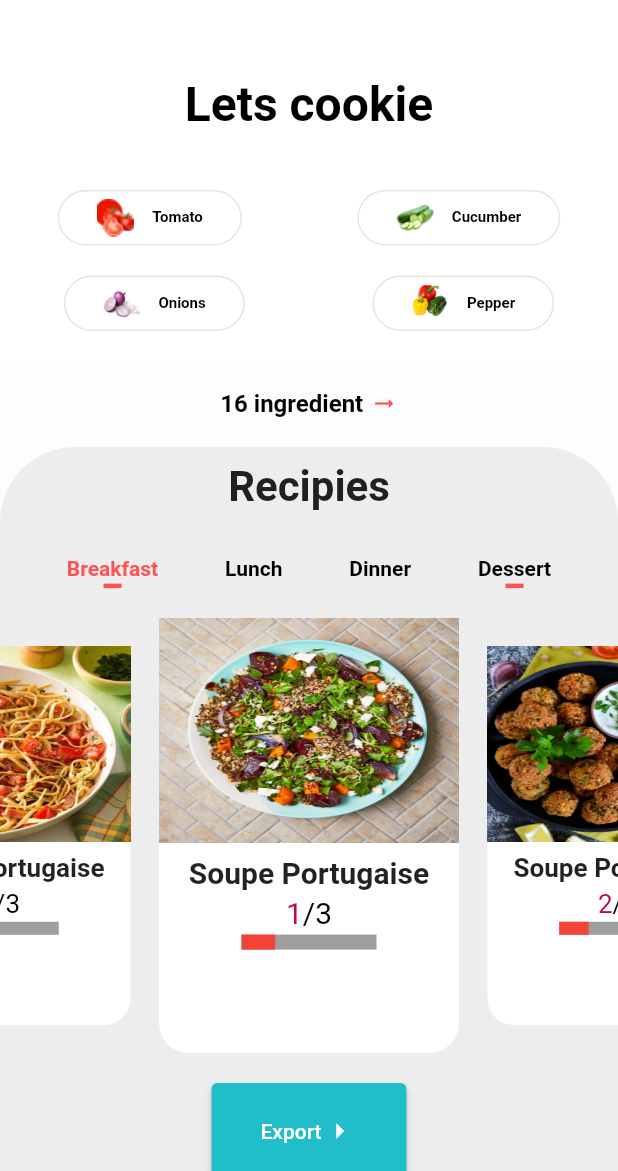
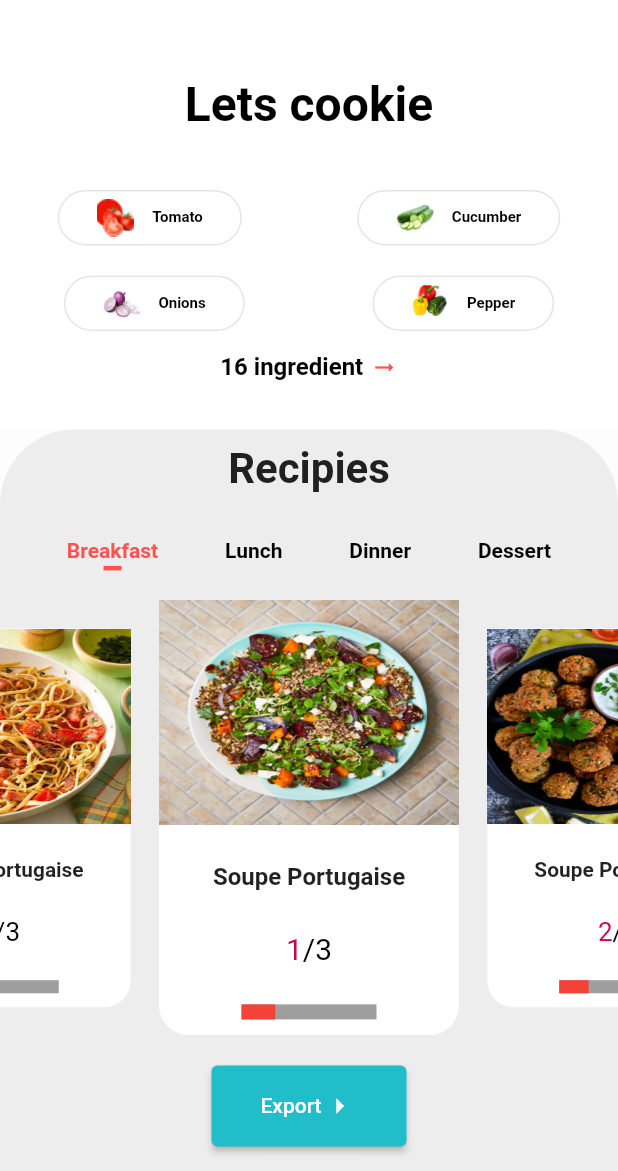
Before and after one commit to chechna9/IWD2022-hackathon, a Flutter app: the LetsCookies screen opened by its route, on a phone screen of 412 x 824 dp, the part 65-1236 px from its top. Run offline on Flutter 3.47's test engine with Material 2 defaults, Android fonts, the phone set to English and light mode, and no system bars; drawn by our look-alikes of carousel_slider, percent_indicator; our stand-ins replace charts_flutter, flutter_slidable.

Commit message:
final commit

```diff
--- a/iwd2022/lib/Components/swiper_card.dart
+++ b/iwd2022/lib/Components/swiper_card.dart
@@ -25,7 +25,7 @@ class _SwiperCardState extends State<SwiperCard> {
   @override
   Widget build(BuildContext context) {
     return GestureDetector(
-      onTap: (){
+      onTap: () {
         Navigator.pushReplacementNamed(context, "/detailRecette");
       },
       child: Container(
@@ -34,6 +34,8 @@ class _SwiperCardState extends State<SwiperCard> {
           borderRadius: BorderRadius.circular(20),
           color: Colors.white,
         ),
+        child: Padding(
+          padding: EdgeInsets.only(bottom: 5),
           child: Column(
             mainAxisAlignment: MainAxisAlignment.start,
             children: [
@@ -45,7 +47,7 @@ class _SwiperCardState extends State<SwiperCard> {
               ),
               Expanded(
                 child: Column(
-                mainAxisAlignment: MainAxisAlignment.start,
+                  mainAxisAlignment: MainAxisAlignment.spaceAround,
                   children: [
                     SizedBox(
                       height: 8,
@@ -55,10 +57,12 @@ class _SwiperCardState extends State<SwiperCard> {
                       style: const TextStyle(
                         fontFamily: "Roboto",
                         fontWeight: FontWeight.bold,
-                      fontSize: 20,
+                        fontSize: 16,
                       ),
                     ),
-                  SizedBox(height: 4,),
+                    SizedBox(
+                      height: 4,
+                    ),
                     Text.rich(
                       TextSpan(
                         text: widget.index.toString(),
@@ -77,7 +81,9 @@ class _SwiperCardState extends State<SwiperCard> {
                         ],
                       ),
                     ),
-                  SizedBox(height: 3,),
+                    SizedBox(
+                      height: 3,
+                    ),
                     LinearPercentIndicator(
                       padding: const EdgeInsets.symmetric(horizontal: 55),
                       // width: 100.0,
@@ -92,6 +98,7 @@ class _SwiperCardState extends State<SwiperCard> {
             ],
           ),
         ),
+      ),
     );
   }
 }
--- a/iwd2022/lib/components/myBottomSheet.dart
+++ b/iwd2022/lib/components/myBottomSheet.dart
@@ -8,14 +8,17 @@ import 'package:iwd2022/screens/menu.dart';
 import 'package:iwd2022/screens/test_swiper.dart';
 
 class MyBottonSheet extends StatefulWidget {
-  const MyBottonSheet({Key? key}) : super(key: key,);
+  const MyBottonSheet({Key? key})
+      : super(
+          key: key,
+        );
 
   @override
   State<MyBottonSheet> createState() => _MyBottonSheetState();
 }
 
 class _MyBottonSheetState extends State<MyBottonSheet> {
-  int food = 0 ;
+  int food = 0;
   List<ProductDataModel> recepies = [
     ProductDataModel(
         category: "Soupe",
@@ -43,35 +46,7 @@ class _MyBottonSheetState extends State<MyBottonSheet> {
     return Container(
       child: Column(crossAxisAlignment: CrossAxisAlignment.center, children: [
         // ignore: prefer_const_literals_to_create_immutables
-        TextButton(
-          onPressed: () {
-            Navigator.of(context).pop();
-            Navigator.of(context).push(MaterialPageRoute(
-                builder: (BuildContext context) => MenuList()));
-          },
-          child: Row(
-            mainAxisAlignment: MainAxisAlignment.center,
-            // ignore: prefer_const_literals_to_create_immutables
-            children: [
-              const Text(
-                "16 ingredient",
-                textAlign: TextAlign.center,
-                style: TextStyle(
-                    color: Colors.black,
-                    fontWeight: FontWeight.w600,
-                    fontSize: 16),
-              ),
-              SizedBox(
-                width: 5,
-              ),
-              const Icon(Icons.arrow_right_alt,
-                  color: Colors.redAccent, size: 18)
-            ],
-          ),
-        ),
-        SizedBox(
-          height: 5,
-        ),
+
         Expanded(
             child: Container(
           decoration: BoxDecoration(
@@ -98,24 +73,23 @@ class _MyBottonSheetState extends State<MyBottonSheet> {
               mainAxisAlignment: MainAxisAlignment.spaceEvenly,
               children: [
                 GestureDetector(
-                  onTap: (){
+                  onTap: () {
                     setState(() {
-                      food = 0 ;
+                      food = 0;
                     });
                   },
                   child: Column(
                     children: [
-                      Text(
-                        "Breakfast",
+                      Text("Breakfast",
                           style: TextStyle(
                               fontWeight: FontWeight.w600,
-                          color: food == 0 ?  Colors.redAccent : Colors.black )
-                      ),
+                              color:
+                                  food == 0 ? Colors.redAccent : Colors.black)),
                       SizedBox(
                         height: 2,
                       ),
                       Container(
-                        width:  food == 0 ? 12 : 0,
+                        width: food == 0 ? 12 : 0,
                         height: 3,
                         color: Colors.redAccent,
                       )
@@ -123,9 +97,9 @@ class _MyBottonSheetState extends State<MyBottonSheet> {
                   ),
                 ),
                 GestureDetector(
-                   onTap: (){
+                  onTap: () {
                     setState(() {
-                      food = 1 ;
+                      food = 1;
                     });
                   },
                   child: Column(
@@ -134,13 +108,13 @@ class _MyBottonSheetState extends State<MyBottonSheet> {
                         "Lunch",
                         style: TextStyle(
                             fontWeight: FontWeight.w600,
-                            color: food == 1 ?  Colors.redAccent : Colors.black ),
+                            color: food == 1 ? Colors.redAccent : Colors.black),
                       ),
                       SizedBox(
                         height: 2,
                       ),
                       Container(
-                        width:  food == 1 ? 12 : 0,
+                        width: food == 1 ? 12 : 0,
                         height: 3,
                         color: Colors.redAccent,
                       )
@@ -148,9 +122,9 @@ class _MyBottonSheetState extends State<MyBottonSheet> {
                   ),
                 ),
                 GestureDetector(
-                   onTap: (){
+                  onTap: () {
                     setState(() {
-                      food = 2 ;
+                      food = 2;
                     });
                   },
                   child: Column(
@@ -159,14 +133,13 @@ class _MyBottonSheetState extends State<MyBottonSheet> {
                         "Dinner",
                         style: TextStyle(
                             fontWeight: FontWeight.w600,
-                          color: food == 2 ?  Colors.redAccent : Colors.black
-                        ),
+                            color: food == 2 ? Colors.redAccent : Colors.black),
                       ),
                       SizedBox(
                         height: 2,
                       ),
                       Container(
-                        width:  food == 2 ? 12 : 0,
+                        width: food == 2 ? 12 : 0,
                         height: 3,
                         color: Colors.redAccent,
                       )
@@ -174,9 +147,9 @@ class _MyBottonSheetState extends State<MyBottonSheet> {
                   ),
                 ),
                 GestureDetector(
-                    onTap: (){
+                  onTap: () {
                     setState(() {
-                      food = 3 ;
+                      food = 3;
                     });
                   },
                   child: Column(
@@ -185,14 +158,13 @@ class _MyBottonSheetState extends State<MyBottonSheet> {
                         "Dessert",
                         style: TextStyle(
                             fontWeight: FontWeight.w600,
-                          color: food == 3 ?  Colors.redAccent : Colors.black
-                        ),
+                            color: food == 3 ? Colors.redAccent : Colors.black),
                       ),
                       SizedBox(
                         height: 2,
                       ),
                       Container(
-                        width:  food == 0 ? 12 : 0,
+                        width: food == 3 ? 12 : 0,
                         height: 3,
                         color: Colors.redAccent,
                       )
@@ -202,15 +174,16 @@ class _MyBottonSheetState extends State<MyBottonSheet> {
               ],
             ),
             TestSwiper(),
-            SizedBox(height: 20,),
+            SizedBox(
+              height: 20,
+            ),
             ElevatedButton(
                 onPressed: () {},
                 style: TextButton.styleFrom(
-                            padding: EdgeInsets.symmetric(vertical: 20, horizontal: 15),
+                    padding: EdgeInsets.symmetric(vertical: 15, horizontal: 15),
                     backgroundColor: Color.fromARGB(255, 33, 190, 201)),
                 child: Container(
                   width: 100,
-
                   child: Row(
                     crossAxisAlignment: CrossAxisAlignment.center,
                     mainAxisAlignment: MainAxisAlignment.center,
--- a/iwd2022/lib/main.dart
+++ b/iwd2022/lib/main.dart
@@ -20,9 +20,9 @@
       theme: ThemeData(
         fontFamily: "Roboto",
       ),
-      initialRoute: '/home', // initialisation de la route
+      initialRoute: '/splashScreen', // initialisation de la route
       routes: {
-        'splashScreen': (context) => SplashScreen(),
+        '/splashScreen': (context) => SplashScreen(),
         '/showRecette': (context) => LetsCookies(),
         '/statistics': (context) => Statistics(),
         '/menu': (context) => MenuList(),
--- a/iwd2022/lib/screens/LetsCookies.dart
+++ b/iwd2022/lib/screens/LetsCookies.dart
@@ -6,6 +6,7 @@ import 'package:flutter/scheduler.dart';
 import 'package:iwd2022/components/myBottomSheet.dart';
 import 'package:iwd2022/constants.dart';
 import 'package:iwd2022/screens/Drawer.dart';
+import 'package:iwd2022/screens/menu.dart';
 
 class LetsCookies extends StatefulWidget {
   const LetsCookies({Key? key}) : super(key: key);
@@ -18,6 +19,9 @@ class _LetsCookiesState extends State<LetsCookies> {
   var isModal = true;
 
   void _show(BuildContext ctx) {
+    setState(() {
+      isModal = true;
+    });
     showModalBottomSheet(
       barrierColor: Colors.white.withOpacity(0),
       isDismissible: true,
@@ -26,7 +30,7 @@ class _LetsCookiesState extends State<LetsCookies> {
       elevation: 0,
       context: ctx,
       builder: (ctx) => FractionallySizedBox(
-        heightFactor: 0.65,
+        heightFactor: 0.60,
         child: Container(
           width: 300,
           height: 500,
@@ -231,7 +235,77 @@ class _LetsCookiesState extends State<LetsCookies> {
                 ],
               ),
             ],
-          )
+          ),
+          TextButton(
+            onPressed: () {
+              Navigator.of(context).pop();
+              Navigator.pushNamed(context, '/menu');
+            },
+            child: Row(
+              mainAxisAlignment: MainAxisAlignment.center,
+              // ignore: prefer_const_literals_to_create_immutables
+              children: [
+                const Text(
+                  "16 ingredient",
+                  textAlign: TextAlign.center,
+                  style: TextStyle(
+                      color: Colors.black,
+                      fontWeight: FontWeight.w600,
+                      fontSize: 16),
+                ),
+                SizedBox(
+                  width: 5,
+                ),
+                const Icon(Icons.arrow_right_alt,
+                    color: Colors.redAccent, size: 18)
+              ],
+            ),
+          ),
+          SizedBox(
+            height: 30,
+          ),
+          Text(
+            "Les ingredients disponibles pour cette recette :",
+            style: TextStyle(
+                fontSize: 13, fontWeight: FontWeight.bold, color: Colors.black),
+          ),
+          Expanded(
+              child: GridView.count(
+            padding: EdgeInsets.symmetric(horizontal: 15, vertical: 0),
+            crossAxisCount: 2,
+            crossAxisSpacing: 20,
+            mainAxisSpacing: 4,
+            children: [
+              MenuCard(
+                name: "tomato",
+                duration: "few days",
+                imageUrl: "assets/tomate.png",
+                color: Colors.blue,
+                Percent: 80,
+              ),
+              MenuCard(
+                name: "cucumber",
+                duration: "few days",
+                imageUrl: "assets/LGM4.png",
+                color: Colors.blue,
+                Percent: 80,
+              ),
+              MenuCard(
+                name: "onions",
+                duration: "few days",
+                imageUrl: "assets/LGM3.png",
+                color: Colors.blue,
+                Percent: 70,
+              ),
+              MenuCard(
+                name: "pepper",
+                duration: "few days",
+                imageUrl: "assets/lgm1.png",
+                color: Colors.blue,
+                Percent: 75,
+              ),
+            ],
+          )),
         ],
       ),
     );
--- a/iwd2022/lib/screens/splashScreen.dart
+++ b/iwd2022/lib/screens/splashScreen.dart
@@ -49,7 +49,7 @@ class _SplashScreenState extends State<SplashScreen>
           padding: EdgeInsets.symmetric(horizontal: 80),
           color: Colors.white,
           child: Image.asset(
-            'assets/outlinedLogo.png',
+            'assets/LG-LOGO.png',
             fit: BoxFit.scaleDown,
           ),
         ),
--- a/iwd2022/lib/screens/test_swiper.dart
+++ b/iwd2022/lib/screens/test_swiper.dart
@@ -45,7 +45,7 @@ class _TestSwiperState extends State<TestSwiper> {
                 pourcentage: 0.25, // between 0 and 1
               )),
           options: CarouselOptions(
-            autoPlay: true,
+            autoPlay: false,
             viewportFraction: 0.5,
             height: 290,
             enlargeCenterPage: true,
```
Also changed, not shown: iwd2022/lib/classes/statisticchart.dart (+13 -25 lines), iwd2022/lib/screens/statistics.dart (+40 -4 lines). Lines whose indentation alone changed are shown as unchanged.
